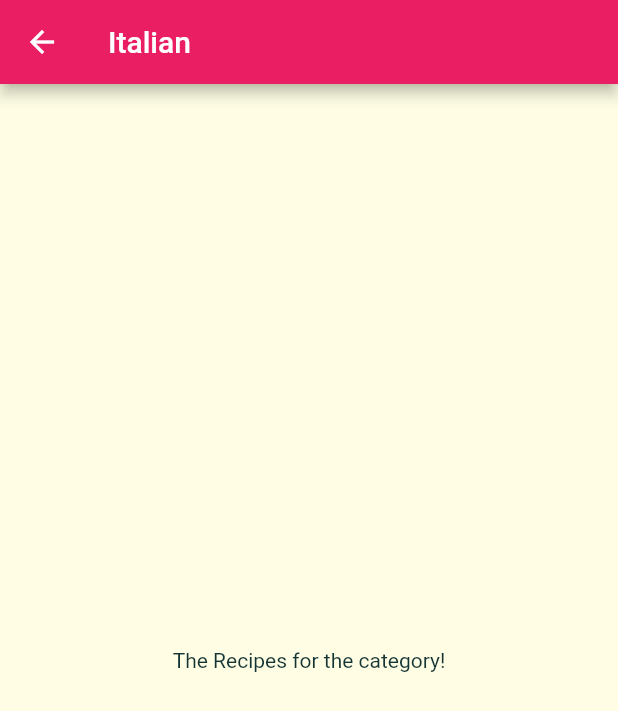
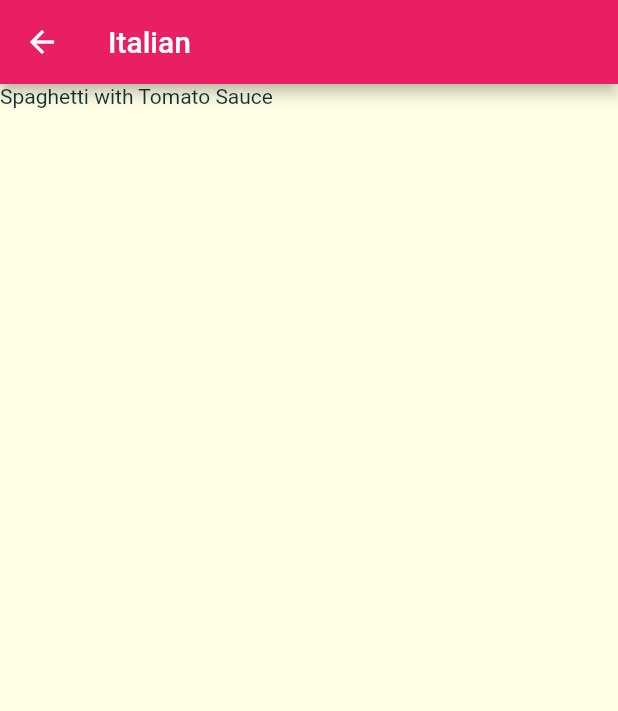
Before and after one commit to Korkmatik/Mealy, a Flutter app: the screen it shows after launch, after a tap on "Italian", on a phone screen of 412 x 824 dp. Shown: the top 711 px of the screen. Run offline on Flutter 3.47's test engine with Material 2 defaults, Android fonts, the phone set to English and light mode, and no system bars.

Commit message:
Refactored screens and widgets into directories - Iterate over meals

```diff
--- a/lib/main.dart
+++ b/lib/main.dart
@@ -1,6 +1,6 @@
 import 'package:flutter/material.dart';
-import 'package:meal_app/categories_screen.dart';
-import 'package:meal_app/category_meals_screen.dart';
+import 'package:meal_app/screens/categories_screen.dart';
+import 'package:meal_app/screens/category_meals_screen.dart';
 
 void main() {
   runApp(const MyApp());
--- a/lib/categories_screen.dart
+++ b/lib/screens/categories_screen.dart
@@ -1,7 +1,7 @@
 import 'package:flutter/material.dart';
 
-import 'dummy_data.dart';
-import './category_item.dart';
+import '../dummy_data.dart';
+import '../widgets/category_item.dart';
 
 class CategoriesScreen extends StatelessWidget {
 
--- a/lib/category_meals_screen.dart
+++ b/lib/screens/category_meals_screen.dart
@@ -1,4 +1,6 @@
 import 'package:flutter/material.dart';
+
+import '../dummy_data.dart';
 
 class CategoryMealsScreen extends StatelessWidget {
   static const routeName = '/category-meals';
@@ -12,14 +14,15 @@ class CategoryMealsScreen extends StatelessWidget {
     final routeArgs = ModalRoute.of(context)!.settings.arguments as Map<String, String>;
     final categoryTitle = routeArgs['title'] as String;
     final categoryId = routeArgs['id'];
+    final categoryMeals = DUMMY_MEALS.where((meal) => meal.categories.contains(categoryId)).toList();
 
     return Scaffold(
       appBar: AppBar(
         title: Text(categoryTitle),
       ),
-      body: const Center(
-        child: Text('The Recipes for the category!'),
-      ),
+      body: ListView.builder(itemBuilder: (ctx, i) {
+        return Text(categoryMeals[i].title);
+      }, itemCount: categoryMeals.length,),
     );
   }
 }
--- a/lib/category_item.dart
+++ b/lib/widgets/category_item.dart
@@ -1,6 +1,6 @@
 import 'package:flutter/material.dart';
 
-import 'package:meal_app/category_meals_screen.dart';
+import 'package:meal_app/screens/category_meals_screen.dart';
 
 class CategoryItem extends StatelessWidget {
   final String id;
```
Also changed, not shown: lib/widgets/meal_item.dart (added).
